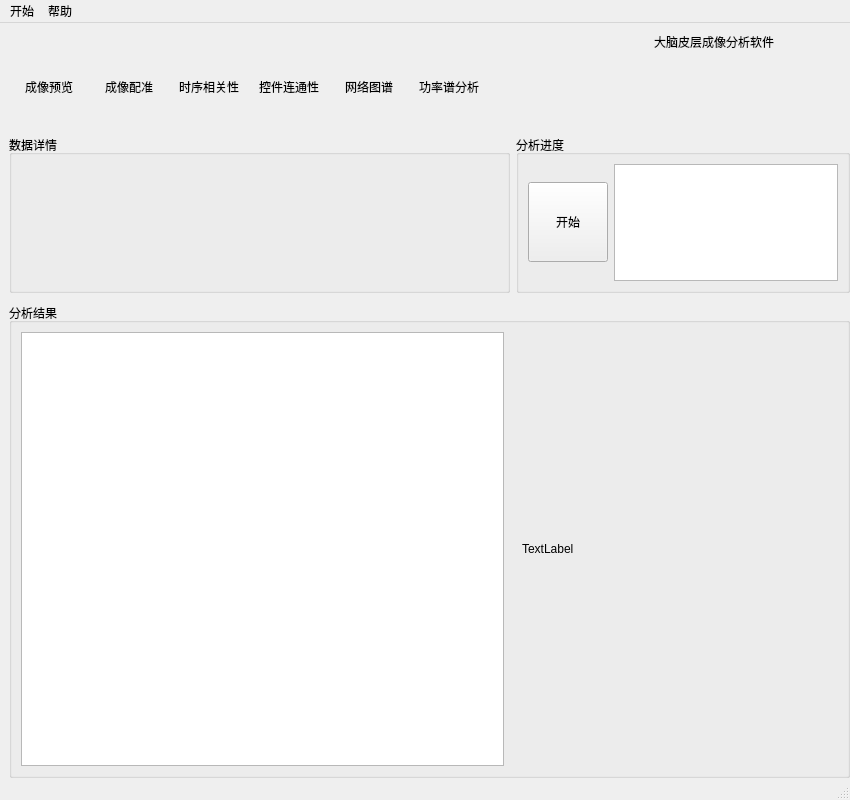
Qt form mainwindow.ui (hijack-pixel/CortexAnalysis) before a commit.
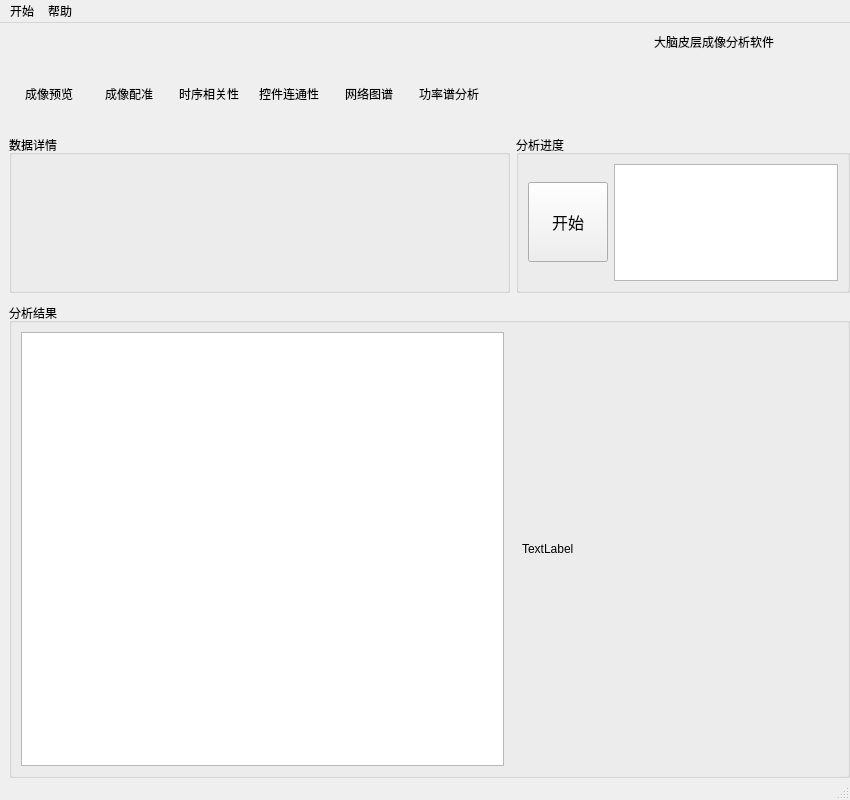
The same form after that commit. Custom widgets are drawn as their Qt base class.

What changed in the file:
```diff
--- a/mainwindow.ui
+++ b/mainwindow.ui
@@ -73,6 +73,12 @@
          </property>
          <item>
           <widget class="ClickableWidget" name="widgetContainerStep_1" native="true">
+           <property name="sizePolicy">
+            <sizepolicy hsizetype="Preferred" vsizetype="Minimum">
+             <horstretch>0</horstretch>
+             <verstretch>0</verstretch>
+            </sizepolicy>
+           </property>
            <property name="minimumSize">
             <size>
              <width>70</width>
@@ -97,10 +103,16 @@
             </property>
             <item>
              <widget class="QWidget" name="widgetIconStep_1" native="true">
+              <property name="sizePolicy">
+               <sizepolicy hsizetype="Preferred" vsizetype="Fixed">
+                <horstretch>0</horstretch>
+                <verstretch>0</verstretch>
+               </sizepolicy>
+              </property>
               <property name="minimumSize">
                <size>
                 <width>0</width>
-                <height>0</height>
+                <height>50</height>
                </size>
               </property>
              </widget>
@@ -108,11 +120,25 @@
             <item>
              <widget class="QLabel" name="label_3">
               <property name="sizePolicy">
-               <sizepolicy hsizetype="Preferred" vsizetype="Preferred">
+               <sizepolicy hsizetype="Preferred" vsizetype="Minimum">
                 <horstretch>0</horstretch>
                 <verstretch>0</verstretch>
                </sizepolicy>
               </property>
+              <property name="minimumSize">
+               <size>
+                <width>0</width>
+                <height>10</height>
+               </size>
+              </property>
+              <property name="font">
+               <font>
+                <pointsize>9</pointsize>
+               </font>
+              </property>
+              <property name="styleSheet">
+               <string notr="true">font-size: 9pt;</string>
+              </property>
               <property name="text">
                <string>成像预览</string>
               </property>
@@ -126,6 +152,12 @@
          </item>
          <item>
           <widget class="ClickableWidget" name="widgetContainerStep_2" native="true">
+           <property name="sizePolicy">
+            <sizepolicy hsizetype="Preferred" vsizetype="Minimum">
+             <horstretch>0</horstretch>
+             <verstretch>0</verstretch>
+            </sizepolicy>
+           </property>
            <property name="minimumSize">
             <size>
              <width>70</width>
@@ -149,10 +181,32 @@
              <number>5</number>
             </property>
             <item>
-             <widget class="QWidget" name="widgetIconStep_2" native="true"/>
+             <widget class="QWidget" name="widgetIconStep_2" native="true">
+              <property name="sizePolicy">
+               <sizepolicy hsizetype="Preferred" vsizetype="Fixed">
+                <horstretch>0</horstretch>
+                <verstretch>0</verstretch>
+               </sizepolicy>
+              </property>
+              <property name="minimumSize">
+               <size>
+                <width>0</width>
+                <height>50</height>
+               </size>
+              </property>
+             </widget>
             </item>
             <item>
              <widget class="QLabel" name="label_6">
+              <property name="sizePolicy">
+               <sizepolicy hsizetype="Preferred" vsizetype="Minimum">
+                <horstretch>0</horstretch>
+                <verstretch>0</verstretch>
+               </sizepolicy>
+              </property>
+              <property name="styleSheet">
+               <string notr="true">font-size: 9pt;</string>
+              </property>
               <property name="text">
                <string>成像配准</string>
               </property>
@@ -166,6 +220,12 @@
          </item>
          <item>
           <widget class="ClickableWidget" name="widgetContainerStep_3" native="true">
+           <property name="sizePolicy">
+            <sizepolicy hsizetype="Preferred" vsizetype="Minimum">
+             <horstretch>0</horstretch>
+             <verstretch>0</verstretch>
+            </sizepolicy>
+           </property>
            <property name="minimumSize">
             <size>
              <width>70</width>
@@ -189,10 +249,32 @@
              <number>5</number>
             </property>
             <item>
-             <widget class="QWidget" name="widgetIconStep_3" native="true"/>
+             <widget class="QWidget" name="widgetIconStep_3" native="true">
+              <property name="sizePolicy">
+               <sizepolicy hsizetype="Preferred" vsizetype="Fixed">
+                <horstretch>0</horstretch>
+                <verstretch>0</verstretch>
+               </sizepolicy>
+              </property>
+              <property name="minimumSize">
+               <size>
+                <width>0</width>
+                <height>50</height>
+               </size>
+              </property>
+             </widget>
             </item>
             <item>
              <widget class="QLabel" name="label_8">
+              <property name="sizePolicy">
+               <sizepolicy hsizetype="Preferred" vsizetype="Minimum">
+                <horstretch>0</horstretch>
+                <verstretch>0</verstretch>
+               </sizepolicy>
+              </property>
+              <property name="styleSheet">
+               <string notr="true">font-size: 9pt;</string>
+              </property>
               <property name="text">
                <string>时序相关性</string>
               </property>
@@ -206,6 +288,12 @@
          </item>
          <item>
           <widget class="ClickableWidget" name="widgetContainerStep_4" native="true">
+           <property name="sizePolicy">
+            <sizepolicy hsizetype="Preferred" vsizetype="Minimum">
+             <horstretch>0</horstretch>
+             <verstretch>0</verstretch>
+            </sizepolicy>
+           </property>
            <property name="minimumSize">
             <size>
              <width>70</width>
@@ -229,10 +317,32 @@
              <number>5</number>
             </property>
             <item>
-             <widget class="QWidget" name="widgetIconStep_4" native="true"/>
+             <widget class="QWidget" name="widgetIconStep_4" native="true">
+              <property name="sizePolicy">
+               <sizepolicy hsizetype="Preferred" vsizetype="Fixed">
+                <horstretch>0</horstretch>
+                <verstretch>0</verstretch>
+               </sizepolicy>
+              </property>
+              <property name="minimumSize">
+               <size>
+                <width>0</width>
+                <height>50</height>
+               </size>
+              </property>
+             </widget>
             </item>
             <item>
              <widget class="QLabel" name="label_9">
+              <property name="sizePolicy">
+               <sizepolicy hsizetype="Preferred" vsizetype="Minimum">
+                <horstretch>0</horstretch>
+                <verstretch>0</verstretch>
+               </sizepolicy>
+              </property>
+              <property name="styleSheet">
+               <string notr="true">font-size: 9pt;</string>
+              </property>
               <property name="text">
                <string>控件连通性</string>
               </property>
@@ -246,6 +356,12 @@
          </item>
          <item>
           <widget class="ClickableWidget" name="widgetContainerStep_5" native="true">
+           <property name="sizePolicy">
+            <sizepolicy hsizetype="Preferred" vsizetype="Minimum">
+             <horstretch>0</horstretch>
+             <verstretch>0</verstretch>
+            </sizepolicy>
+           </property>
            <property name="minimumSize">
             <size>
              <width>70</width>
@@ -269,10 +385,32 @@
              <number>5</number>
             </property>
             <item>
-             <widget class="QWidget" name="widgetIconStep_5" native="true"/>
+             <widget class="QWidget" name="widgetIconStep_5" native="true">
+              <property name="sizePolicy">
+               <sizepolicy hsizetype="Preferred" vsizetype="Fixed">
+                <horstretch>0</horstretch>
+                <verstretch>0</verstretch>
+               </sizepolicy>
+              </property>
+              <property name="minimumSize">
+               <size>
+                <width>0</width>
+                <height>50</height>
+               </size>
+              </property>
+             </widget>
             </item>
             <item>
              <widget class="QLabel" name="label_11">
+              <property name="sizePolicy">
+               <sizepolicy hsizetype="Preferred" vsizetype="Minimum">
+                <horstretch>0</horstretch>
+                <verstretch>0</verstretch>
+               </sizepolicy>
+              </property>
+              <property name="styleSheet">
+               <string notr="true">font-size: 9pt;</string>
+              </property>
               <property name="text">
                <string>网络图谱</string>
               </property>
@@ -286,6 +424,12 @@
          </item>
          <item>
           <widget class="ClickableWidget" name="widgetContainerStep_6" native="true">
+           <property name="sizePolicy">
+            <sizepolicy hsizetype="Preferred" vsizetype="Minimum">
+             <horstretch>0</horstretch>
+             <verstretch>0</verstretch>
+            </sizepolicy>
+           </property>
            <property name="minimumSize">
             <size>
              <width>70</width>
@@ -309,10 +453,37 @@
              <number>5</number>
             </property>
             <item>
-             <widget class="QWidget" name="widgetIconStep_6" native="true"/>
+             <widget class="QWidget" name="widgetIconStep_6" native="true">
+              <property name="sizePolicy">
+               <sizepolicy hsizetype="Preferred" vsizetype="Fixed">
+                <horstretch>0</horstretch>
+                <verstretch>0</verstretch>
+               </sizepolicy>
+              </property>
+              <property name="minimumSize">
+               <size>
+                <width>0</width>
+                <height>50</height>
+               </size>
+              </property>
+             </widget>
             </item>
             <item>
              <widget class="QLabel" name="label_13">
+              <property name="sizePolicy">
+               <sizepolicy hsizetype="Preferred" vsizetype="Minimum">
+                <horstretch>0</horstretch>
+                <verstretch>0</verstretch>
+               </sizepolicy>
+              </property>
+              <property name="font">
+               <font>
+                <pointsize>9</pointsize>
+               </font>
+              </property>
+              <property name="styleSheet">
+               <string notr="true">font-size: 9pt;</string>
+              </property>
               <property name="text">
                <string>功率谱分析</string>
               </property>
@@ -482,23 +653,30 @@
                   </property>
                   <layout class="QHBoxLayout" name="horizontalLayout_13">
                    <item>
-                    <widget class="QPushButton" name="pushButtonRun">
-                     <property name="sizePolicy">
-                      <sizepolicy hsizetype="Minimum" vsizetype="Minimum">
-                       <horstretch>0</horstretch>
-                       <verstretch>0</verstretch>
-                      </sizepolicy>
-                     </property>
-                     <property name="maximumSize">
-                      <size>
-                       <width>80</width>
-                       <height>80</height>
-                      </size>
-                     </property>
-                     <property name="text">
-                      <string>开始</string>
-                     </property>
-                    </widget>
+                    <layout class="QVBoxLayout" name="verticalLayout" stretch="1">
+                     <item>
+                      <widget class="QPushButton" name="pushButtonRun">
+                       <property name="sizePolicy">
+                        <sizepolicy hsizetype="Minimum" vsizetype="Minimum">
+                         <horstretch>0</horstretch>
+                         <verstretch>0</verstretch>
+                        </sizepolicy>
+                       </property>
+                       <property name="maximumSize">
+                        <size>
+                         <width>80</width>
+                         <height>80</height>
+                        </size>
+                       </property>
+                       <property name="styleSheet">
+                        <string notr="true">font-size: 12pt;</string>
+                       </property>
+                       <property name="text">
+                        <string>开始</string>
+                       </property>
+                      </widget>
+                     </item>
+                    </layout>
                    </item>
                    <item>
                     <widget class="QTextBrowser" name="textBrowser">
```
Left out of the diff: 13 changed lines with no effect on the pictures.
